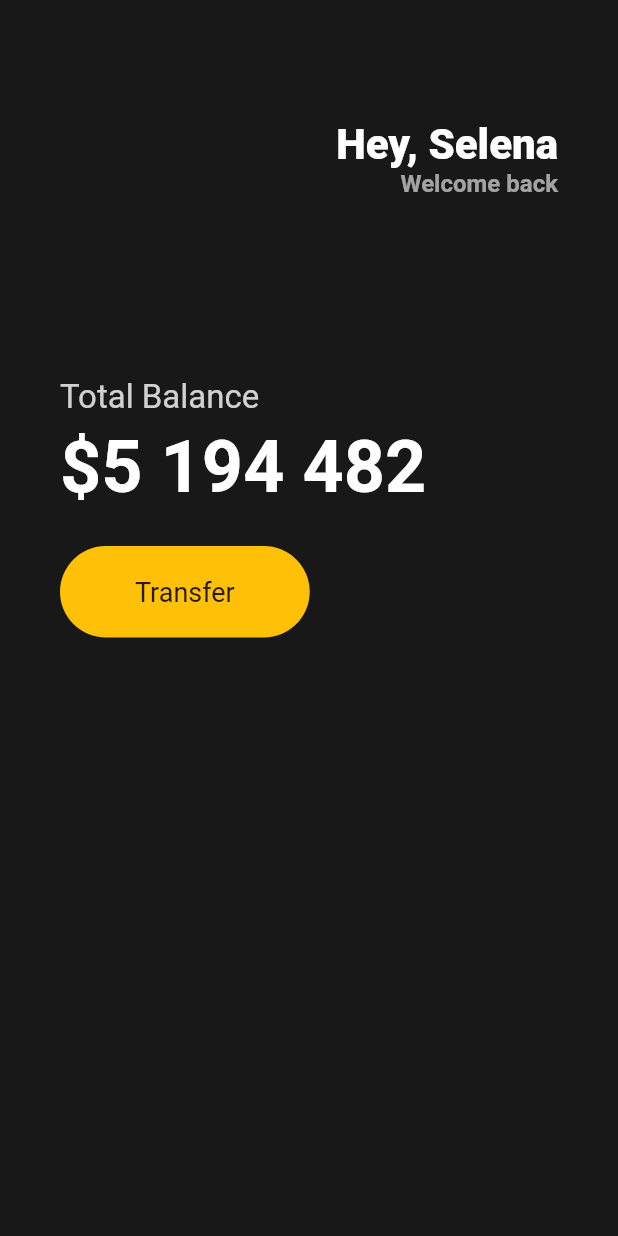
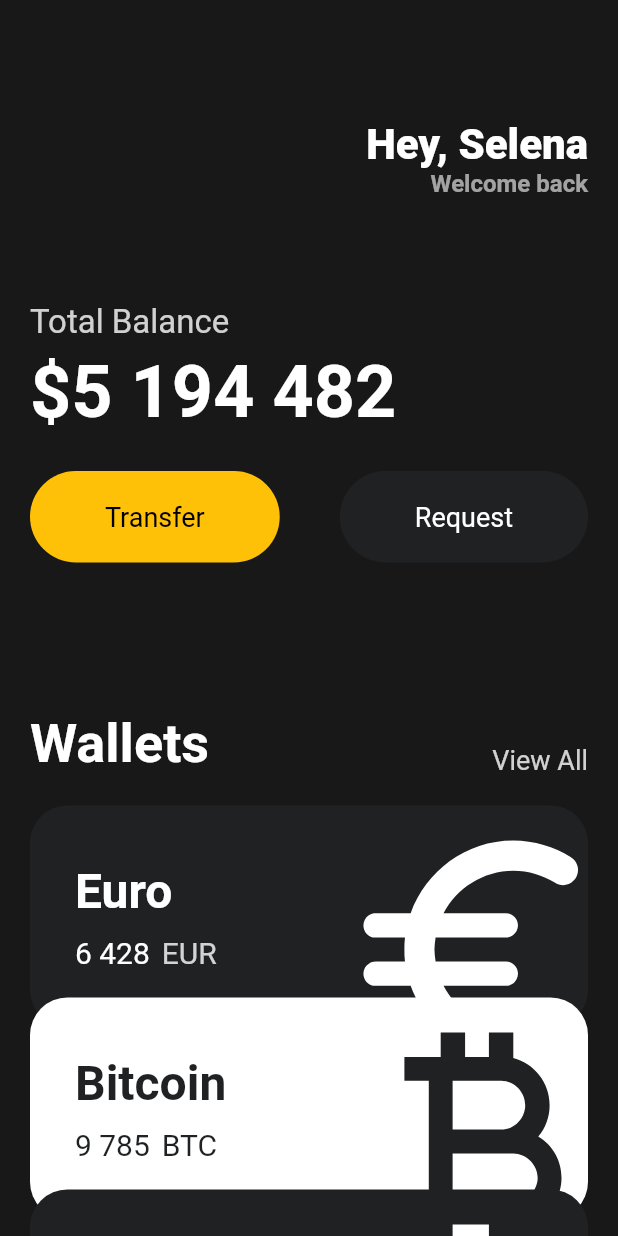
Before and after one commit to znehraks/flutter-study, a Flutter app: the screen it shows after launch, on a phone screen of 412 x 824 dp. Run offline on Flutter 3.47's test engine with Material 2 defaults, Android fonts, the phone set to English and light mode, and no system bars.

Commit message:
stateless widget study and finished code challenge

```diff
--- a/lib/main.dart
+++ b/lib/main.dart
@@ -1,23 +1,28 @@
 import 'package:flutter/material.dart';
+import 'package:toonflix/widgets/currency_card.dart';
+import 'package:toonflix/widgets/custom_button.dart';
 
 void main() {
-  runApp(App());
+  runApp(const App());
 }
 
 class App extends StatelessWidget {
+  const App({super.key});
+
   @override
   Widget build(BuildContext context) {
     return MaterialApp(
       home: Scaffold(
-          backgroundColor: Color(0xff181818),
-          body: Padding(
-            padding: EdgeInsets.symmetric(
-              horizontal: 40,
+          backgroundColor: const Color(0xff181818),
+          body: SingleChildScrollView(
+            child: Padding(
+              padding: const EdgeInsets.symmetric(
+                horizontal: 20,
               ),
               child: Column(
                 crossAxisAlignment: CrossAxisAlignment.start,
                 children: [
-                SizedBox(
+                  const SizedBox(
                     height: 80,
                   ),
                   Row(
@@ -26,7 +31,7 @@ class App extends StatelessWidget {
                       Column(
                         crossAxisAlignment: CrossAxisAlignment.end,
                         children: [
-                        Text(
+                          const Text(
                             'Hey, Selena',
                             style: TextStyle(
                               color: Colors.white,
@@ -46,8 +51,8 @@ class App extends StatelessWidget {
                       )
                     ],
                   ),
-                SizedBox(
-                  height: 120,
+                  const SizedBox(
+                    height: 70,
                   ),
                   Text(
                     'Total Balance',
@@ -58,10 +63,10 @@ class App extends StatelessWidget {
                       fontSize: 22,
                     ),
                   ),
-                SizedBox(
+                  const SizedBox(
                     height: 5,
                   ),
-                Text(
+                  const Text(
                     '\$5 194 482',
                     style: TextStyle(
                       fontSize: 48,
@@ -69,34 +74,75 @@ class App extends StatelessWidget {
                       color: Colors.white,
                     ),
                   ),
-                SizedBox(
+                  const SizedBox(
                     height: 25,
                   ),
                   Row(
+                    mainAxisAlignment: MainAxisAlignment.spaceBetween,
+                    children: const [
+                      CustomButton(
+                          text: "Transfer",
+                          bgColor: Colors.amber,
+                          textColor: Colors.black),
+                      CustomButton(
+                          text: "Request",
+                          bgColor: Color(0xFF1F2123),
+                          textColor: Colors.white)
+                    ],
+                  ),
+                  const SizedBox(
+                    height: 100,
+                  ),
+                  Row(
+                    mainAxisAlignment: MainAxisAlignment.spaceBetween,
+                    crossAxisAlignment: CrossAxisAlignment.end,
                     children: [
-                    Container(
-                      decoration: BoxDecoration(
-                        color: Colors.amber,
-                        borderRadius: BorderRadius.circular(
-                          45,
+                      const Text(
+                        'Wallets',
+                        style: TextStyle(
+                          color: Colors.white,
+                          fontSize: 36,
+                          fontWeight: FontWeight.w600,
                         ),
                       ),
-                      child: Padding(
-                        padding: EdgeInsets.symmetric(
-                          vertical: 20,
-                          horizontal: 50,
-                        ),
-                        child: Text(
-                          "Transfer",
+                      Text(
+                        'View All',
                         style: TextStyle(
+                          color: Colors.white.withOpacity(0.8),
                           fontSize: 18,
-                          ),
-                        ),
                         ),
                       ),
                     ],
                   ),
+                  const SizedBox(
+                    height: 20,
+                  ),
+                  const CurrencyCard(
+                    name: "Euro",
+                    code: 'EUR',
+                    amount: '6 428',
+                    icon: Icons.euro_rounded,
+                    isInverted: false,
+                    order: 0,
+                  ),
+                  const CurrencyCard(
+                    name: "Bitcoin",
+                    code: 'BTC',
+                    amount: '9 785',
+                    icon: Icons.currency_bitcoin,
+                    isInverted: true,
+                    order: 1,
+                  ),
+                  const CurrencyCard(
+                    name: "Dollar",
+                    code: 'USD',
+                    amount: '6 428',
+                    icon: Icons.attach_money_outlined,
+                    isInverted: false,
+                    order: 2,
+                  ),
                 ],
+              ),
             ),
           )),
     );
--- /dev/null
+++ b/lib/widgets/currency_card.dart
@@ -0,0 +1,94 @@
+import 'package:flutter/material.dart';
+
+class CurrencyCard extends StatelessWidget {
+  final String name, code, amount;
+  final IconData icon;
+  final bool isInverted;
+  final int order;
+
+  final _blackColor = const Color(0xff1f2123);
+
+  const CurrencyCard({
+    super.key,
+    required this.name,
+    required this.code,
+    required this.amount,
+    required this.icon,
+    required this.isInverted,
+    required this.order,
+  });
+
+  @override
+  Widget build(BuildContext context) {
+    return Transform.translate(
+      offset: Offset(0, order * -20),
+      child: Container(
+        clipBehavior: Clip.hardEdge,
+        decoration: BoxDecoration(
+          color: isInverted ? Colors.white : _blackColor,
+          borderRadius: BorderRadius.circular(
+            25,
+          ),
+        ),
+        child: Padding(
+          padding: const EdgeInsets.all(30),
+          child: Row(
+            mainAxisAlignment: MainAxisAlignment.spaceBetween,
+            children: [
+              Column(
+                crossAxisAlignment: CrossAxisAlignment.start,
+                children: [
+                  Text(
+                    name,
+                    style: TextStyle(
+                      color: isInverted ? _blackColor : Colors.white,
+                      fontSize: 32,
+                      fontWeight: FontWeight.w600,
+                    ),
+                  ),
+                  const SizedBox(
+                    height: 10,
+                  ),
+                  Row(
+                    children: [
+                      Text(
+                        amount,
+                        style: TextStyle(
+                          color: isInverted ? _blackColor : Colors.white,
+                          fontSize: 20,
+                        ),
+                      ),
+                      const SizedBox(
+                        width: 8,
+                      ),
+                      Text(
+                        code,
+                        style: TextStyle(
+                          color: isInverted
+                              ? _blackColor
+                              : Colors.white.withOpacity(0.8),
+                          fontSize: 20,
+                        ),
+                      ),
+                    ],
+                  ),
+                ],
+              ),
+              Transform.scale(
+                scale: 2.2,
+                child: Transform.translate(
+                  offset: const Offset(0, 10),
+                  child: Icon(
+                    icon,
+                    color: isInverted ? _blackColor : Colors.white,
+                    size: 88,
+                  ),
+                ),
+              ),
+            ],
+          ),
+        ),
+      ),
+    );
+  }
+}
--- /dev/null
+++ b/lib/widgets/custom_button.dart
@@ -0,0 +1,39 @@
+import 'package:flutter/material.dart';
+
+class CustomButton extends StatelessWidget {
+  final String text;
+  final Color bgColor;
+  final Color textColor;
+
+  const CustomButton({
+    super.key,
+    required this.text,
+    required this.bgColor,
+    required this.textColor,
+  });
+
+  @override
+  Widget build(BuildContext context) {
+    return Container(
+      decoration: BoxDecoration(
+        color: bgColor,
+        borderRadius: BorderRadius.circular(
+          45,
+        ),
+      ),
+      child: Padding(
+        padding: const EdgeInsets.symmetric(
+          vertical: 20,
+          horizontal: 50,
+        ),
+        child: Text(
+          text,
+          style: TextStyle(
+            fontSize: 18,
+            color: textColor,
+          ),
+        ),
+      ),
+    );
+  }
+}
```
Lines whose indentation alone changed are shown as unchanged.
